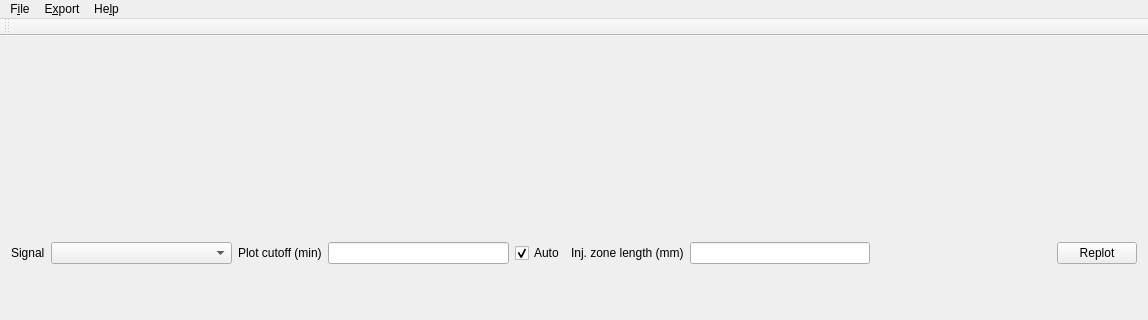
The window that src/ui/pmngmainwindow.ui (echmet/PeakMasterNG) describes before a commit, drawn with Qt 5; both pictures show x 0 to 1148 and y 0 to 320 of the 1148 by 492 pixel window.
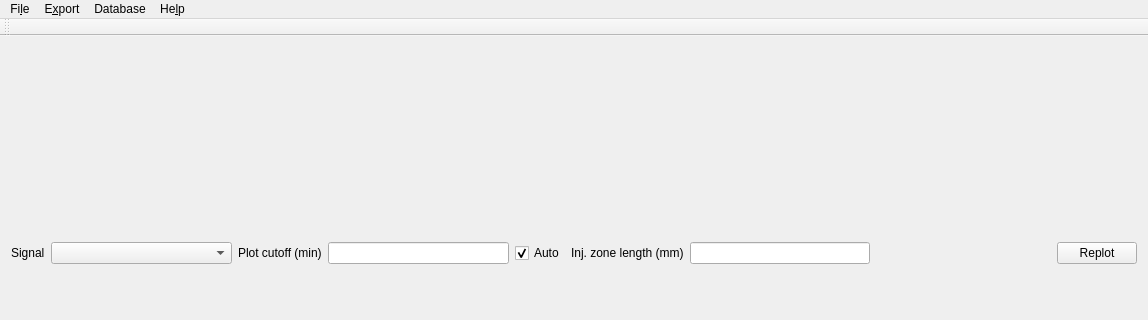
The same window after the commit. Custom widgets are drawn as their Qt base class.

Commit message: Begin implementation of database editor

Patch:
```diff
--- a/src/ui/pmngmainwindow.ui
+++ b/src/ui/pmngmainwindow.ui
@@ -110,7 +110,7 @@
    </property>
    <widget class="QMenu" name="menuFile">
     <property name="title">
-     <string>F&amp;ile</string>
+     <string>Fi&amp;le</string>
     </property>
     <addaction name="actionNew"/>
     <addaction name="actionLoad"/>
@@ -135,8 +135,15 @@
     </widget>
     <addaction name="menuElectrophoregram"/>
    </widget>
+   <widget class="QMenu" name="menuDatabase">
+    <property name="title">
+     <string>Database</string>
+    </property>
+    <addaction name="actionDatabase_editor"/>
+   </widget>
    <addaction name="menuFile"/>
    <addaction name="menuExport"/>
+   <addaction name="menuDatabase"/>
    <addaction name="menuAbout"/>
   </widget>
   <widget class="QToolBar" name="mainToolBar">
```
Left out of the diff: 9 changed lines with no effect on the pictures. The commit also changes 10 other files.
